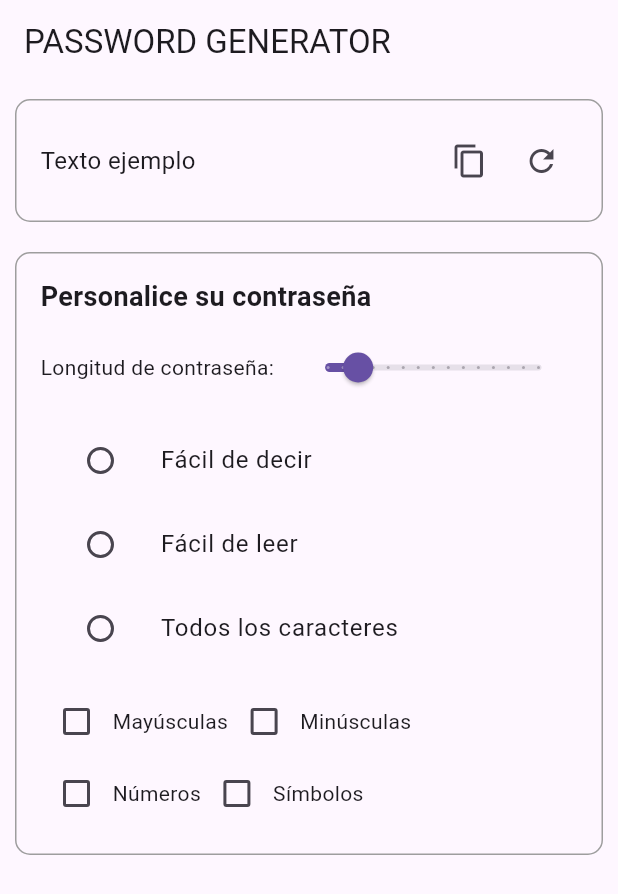
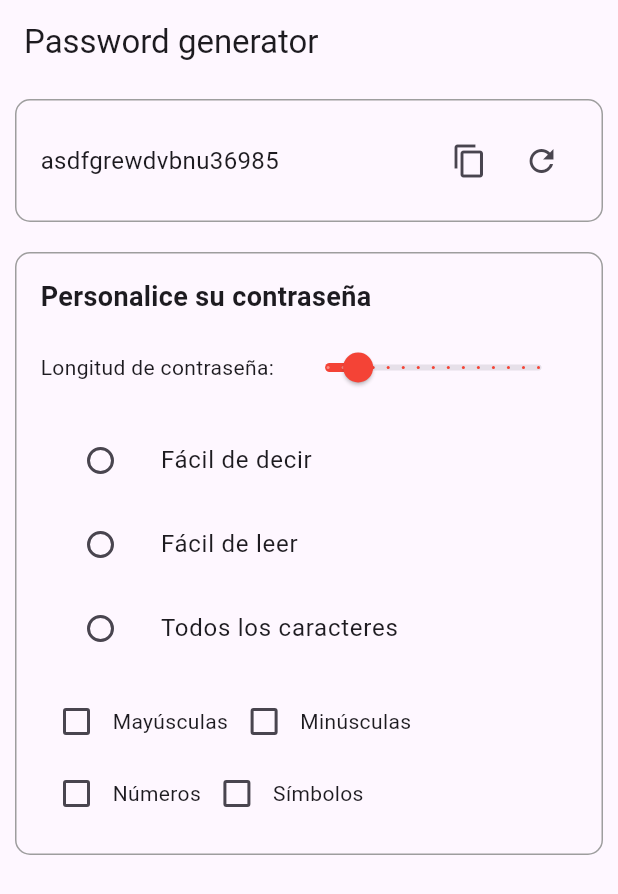
Before and after one commit to jorgemesa19/actividadGeneradorPasswords, a Flutter app: the screen it shows after launch, on a phone screen of 412 x 824 dp. Shown: the top 894 px of the screen. Run offline on Flutter 3.47's test engine with Material 3 defaults, Android fonts, the phone set to English and light mode, and no system bars.

Commit message:
Cambios netamente visuales en la interfaz (colores y textos)

```diff
--- a/lib/main.dart
+++ b/lib/main.dart
@@ -12,7 +12,7 @@ class MyApp extends StatelessWidget {
     return MaterialApp(
       home: Scaffold(
         appBar: AppBar(
-          title: const Text('PASSWORD GENERATOR'),
+          title: const Text('Password generator'),
         ),
         body: Padding(
           padding: const EdgeInsets.all(10),
--- a/lib/views/seccion_password.dart
+++ b/lib/views/seccion_password.dart
@@ -10,8 +10,8 @@ class MiFila extends StatelessWidget {
           decoration: BoxDecoration(
             borderRadius: BorderRadius.circular(10),
             border: Border.all(
-              color: Colors.grey, // Color del borde
-              width: 1, // Grosor del borde
+              color: Colors.grey,
+              width: 1,
             ),
           ),
           padding: const EdgeInsets.all(16),
@@ -23,7 +23,7 @@ class MiFila extends StatelessWidget {
                   crossAxisAlignment: CrossAxisAlignment.start,
                   children: [
                     Text(
-                      'Texto ejemplo',
+                      'asdfgrewdvbnu36985',
                       style: TextStyle(fontSize: 16),
                     ),
                   ],
@@ -34,8 +34,6 @@ class MiFila extends StatelessWidget {
                   IconButton(
                     icon: const Icon(Icons.content_copy),
                     onPressed: () {
-                      // Aquí puedes implementar la lógica para copiar texto
-                      // Por ejemplo: Clipboard.setData(ClipboardData(text: 'Texto a copiar'));
                     },
                   ),
                 ],
@@ -45,7 +43,6 @@ class MiFila extends StatelessWidget {
                   IconButton(
                     icon: const Icon(Icons.refresh),
                     onPressed: () {
-                      // Aquí puedes implementar la lógica para refrescar
                     },
                   ),
                 ],
@@ -53,7 +50,7 @@ class MiFila extends StatelessWidget {
             ],
           ),
         ),
-        const SizedBox(height: 20), // Espacio entre el contenedor y el borde superior
+        const SizedBox(height: 20),
       ],
     );
   }
--- a/lib/views/seccion_personalizar.dart
+++ b/lib/views/seccion_personalizar.dart
@@ -6,7 +6,7 @@ class SeccionPersonalizar extends StatefulWidget {
 }
 
 class _SeccionPersonalizarState extends State<SeccionPersonalizar> {
-  double _longitudPassword = 8; // Valor inicial del slider
+  double _longitudPassword = 8;
   bool _facilDecir = false;
   bool _facilLeer = false;
   bool _todosCaracteres = false;
@@ -21,8 +21,8 @@ class _SeccionPersonalizarState extends State<SeccionPersonalizar> {
       decoration: BoxDecoration(
         borderRadius: BorderRadius.circular(10),
         border: Border.all(
-          color: Colors.grey, // Color del borde
-          width: 1, // Grosor del borde
+          color: Colors.grey,
+          width: 1,
         ),
       ),
       padding: const EdgeInsets.all(16),
@@ -50,6 +50,7 @@ class _SeccionPersonalizarState extends State<SeccionPersonalizar> {
                       _longitudPassword = value;
                     });
                   },
+                  activeColor: Colors.red,
                 ),
               ),
             ],
@@ -67,6 +68,7 @@ class _SeccionPersonalizarState extends State<SeccionPersonalizar> {
                   _todosCaracteres = false;
                 });
               },
+              activeColor: Colors.red,
             ),
           ),
           ListTile(
@@ -81,6 +83,7 @@ class _SeccionPersonalizarState extends State<SeccionPersonalizar> {
                   _todosCaracteres = false;
                 });
               },
+              activeColor: Colors.red,
             ),
           ),
           ListTile(
@@ -95,6 +98,7 @@ class _SeccionPersonalizarState extends State<SeccionPersonalizar> {
                   _todosCaracteres = value!;
                 });
               },
+              activeColor: Colors.red,
             ),
           ),
           const SizedBox(height: 10),
@@ -107,6 +111,7 @@ class _SeccionPersonalizarState extends State<SeccionPersonalizar> {
                     _mayusculas = value!;
                   });
                 },
+                activeColor: Colors.red,
               ),
               const Text('Mayúsculas'),
               Checkbox(
@@ -116,6 +121,7 @@ class _SeccionPersonalizarState extends State<SeccionPersonalizar> {
                     _minusculas = value!;
                   });
                 },
+                activeColor: Colors.red,
               ),
               const Text('Minúsculas'),
             ],
@@ -129,6 +135,7 @@ class _SeccionPersonalizarState extends State<SeccionPersonalizar> {
                     _numeros = value!;
                   });
                 },
+                activeColor: Colors.red,
               ),
               const Text('Números'),
               Checkbox(
@@ -138,6 +145,7 @@ class _SeccionPersonalizarState extends State<SeccionPersonalizar> {
                     _simbolos = value!;
                   });
                 },
+                activeColor: Colors.red,
               ),
               const Text('Símbolos'),
             ],
```
